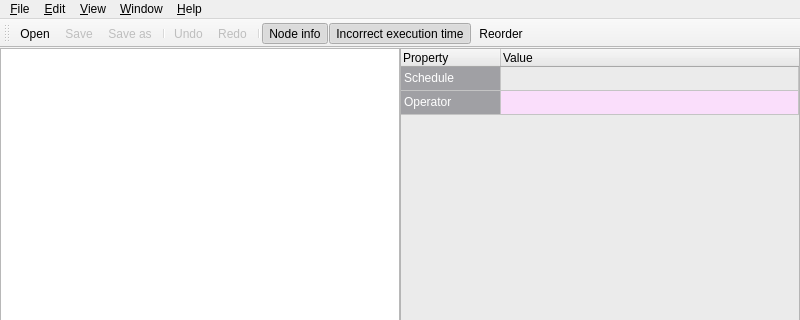
Before: the Qt Designer form b_asic/scheduler_gui/main_window.ui in b-asic-eda/b-asic, drawn with Qt 5; both pictures show x 0 to 800 and y 0 to 320 of the 800 by 600 pixel window.
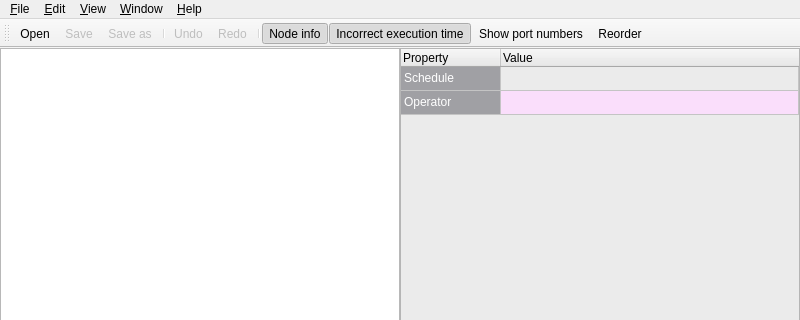
After: the same form once the commit is applied. Icons and pictures are not drawn.

Commit message: Show port numbers

What changed in the file:
```diff
--- a/b_asic/scheduler_gui/main_window.ui
+++ b/b_asic/scheduler_gui/main_window.ui
@@ -289,6 +289,7 @@
    <addaction name="separator"/>
    <addaction name="menu_node_info"/>
    <addaction name="action_incorrect_execution_time"/>
+   <addaction name="action_show_port_numbers"/>
    <addaction name="actionReorder"/>
   </widget>
   <action name="menu_load_from_file">
@@ -503,6 +504,23 @@
     <string>Show/hide toolbar</string>
    </property>
   </action>
+  <action name="action_show_port_numbers">
+   <property name="checkable">
+    <bool>true</bool>
+   </property>
+   <property name="checked">
+    <bool>false</bool>
+   </property>
+   <property name="text">
+    <string>S&amp;how port numbers</string>
+   </property>
+   <property name="toolTip">
+    <string>Show port numbers of operation</string>
+   </property>
+   <property name="iconVisibleInMenu">
+    <bool>false</bool>
+   </property>
+  </action>
   <action name="action_incorrect_execution_time">
    <property name="checkable">
     <bool>true</bool>
```
Left out of the diff: 1 changed line with no effect on the pictures. The commit also changes 5 other files.
